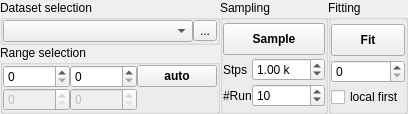
Before: the Qt Designer form chisurf/gui/widgets/fitting/fittingWidget.ui in Fluorescence-Tools/chisurf, drawn with Qt 5.
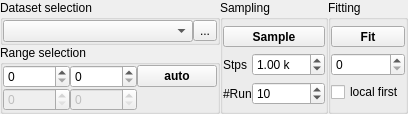
After: the same form once the commit is applied. Icons and pictures are not drawn.

Commit message: Add `FittingParameterWidget` and `FittingParameterDetailPopup` to `chisurf.gui.widgets`: new UI components for parameter management.

What changed in the file:
```diff
--- a/chisurf/gui/widgets/fitting/fittingWidget.ui
+++ b/chisurf/gui/widgets/fitting/fittingWidget.ui
@@ -175,7 +175,7 @@
         <property name="maximumSize">
          <size>
           <width>16777215</width>
-          <height>32</height>
+          <height>16777215</height>
          </size>
         </property>
         <property name="font">
@@ -256,7 +256,7 @@
         <property name="maximumSize">
          <size>
           <width>16777215</width>
-          <height>32</height>
+          <height>16777215</height>
          </size>
         </property>
         <property name="font">
```
The commit also changes 5 other files.
